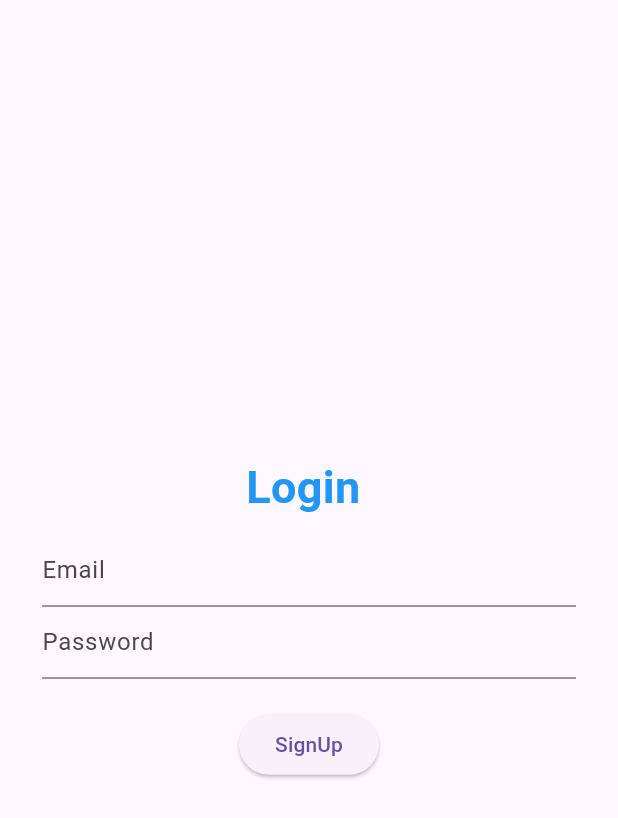
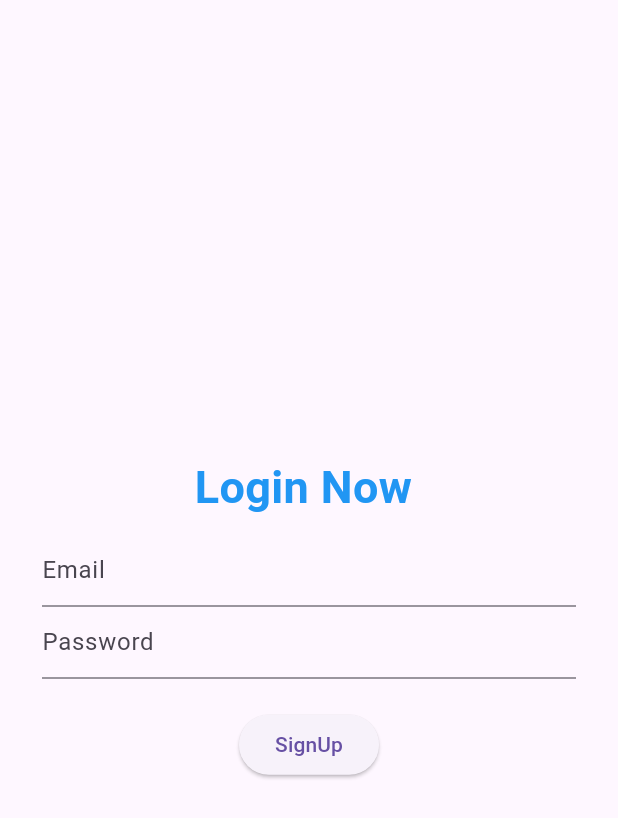
Before and after one commit to robindevelops/Learning-Bloc, a Flutter app: the screen it shows after launch, on a phone screen of 412 x 824 dp. Shown: the top 818 px of the screen. Run offline on Flutter 3.47's test engine with Material 3 defaults, Android fonts, the phone set to English and light mode, and no system bars.

Commit message:
text updated

```diff
--- a/lib/login_screen.dart
+++ b/lib/login_screen.dart
@@ -19,7 +19,7 @@ class _LoginPageState extends State<LoginPage> {
           mainAxisAlignment: MainAxisAlignment.center,
           children: [
             Text(
-              "Login ",
+              "Login Now ",
               style: TextStyle(
                   fontSize: 30,
                   fontWeight: FontWeight.bold,
```
